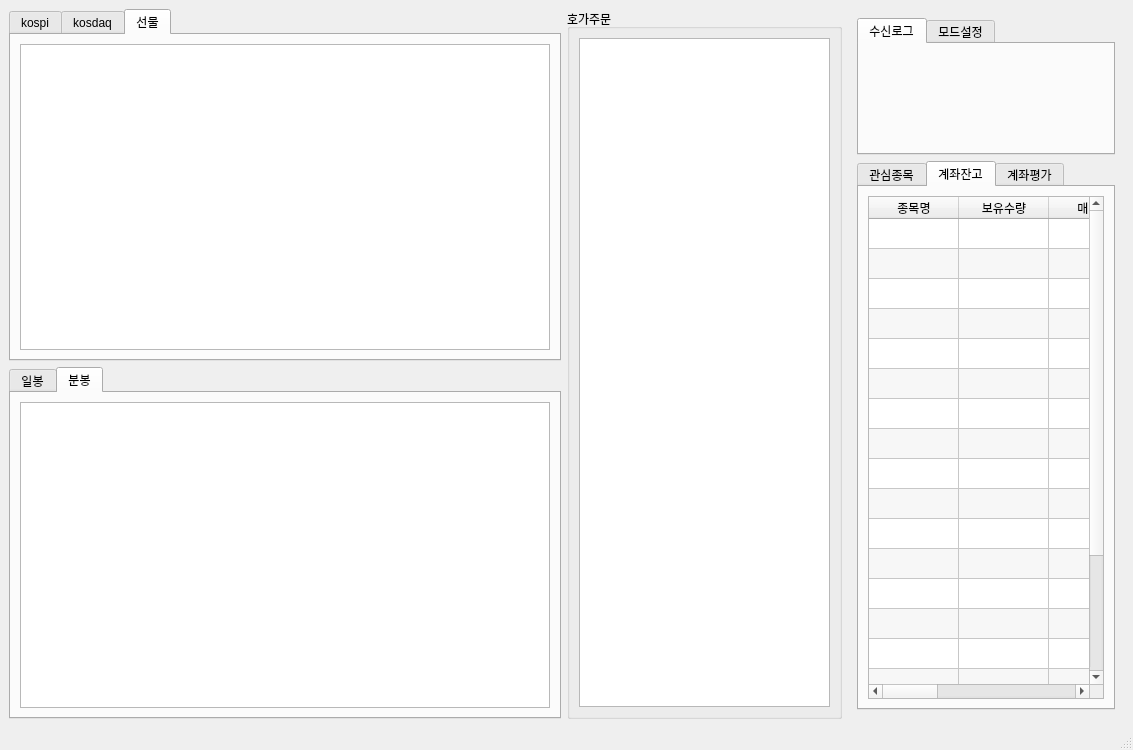
The window that mywindow.ui (ajjicamp/my_window) describes before a commit, drawn with Qt 5.
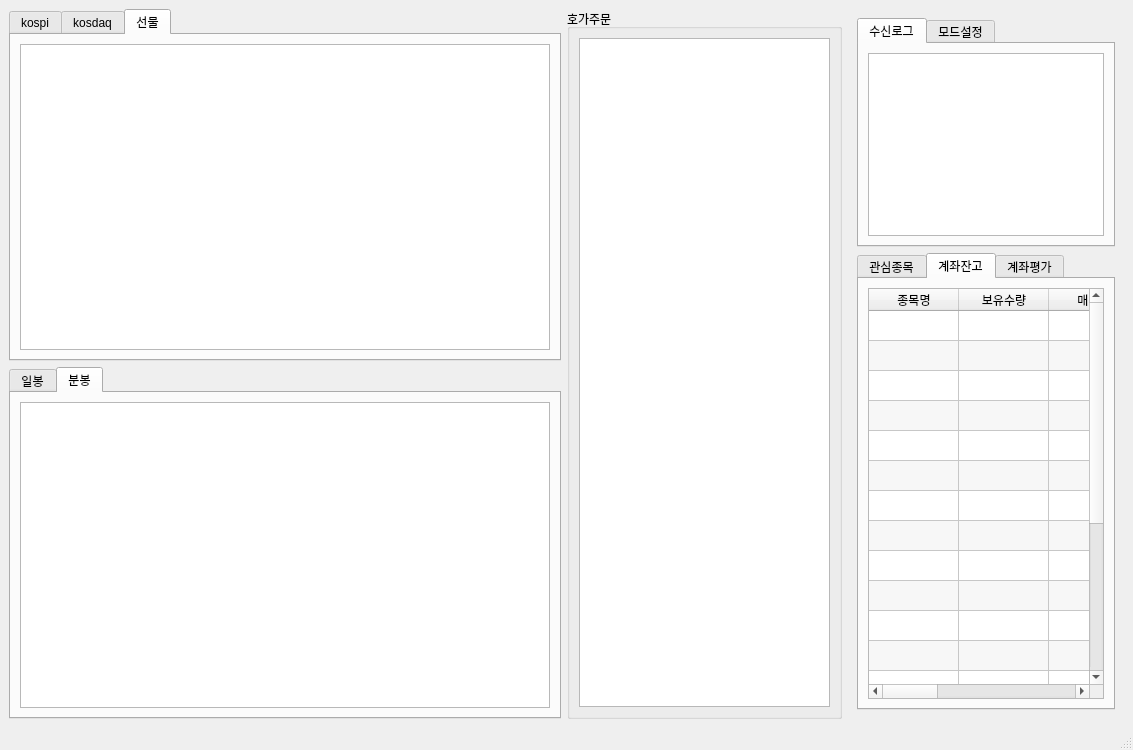
The same window after the commit. The open tabs and pages were chosen to show the change. Custom widgets are drawn as their Qt base class.

```diff
--- a/mywindow.ui
+++ b/mywindow.ui
@@ -66,7 +66,33 @@
     </item>
     <item row="0" column="2" rowspan="2">
      <widget class="QWidget" name="widget" native="true">
-      <layout class="QGridLayout" name="gridLayout_4" rowstretch="100,400">
+      <layout class="QGridLayout" name="gridLayout_4" rowstretch="100,200">
+       <item row="0" column="0">
+        <widget class="QTabWidget" name="control">
+         <property name="currentIndex">
+          <number>0</number>
+         </property>
+         <widget class="QWidget" name="tab_4">
+          <attribute name="title">
+           <string>수신로그</string>
+          </attribute>
+          <layout class="QGridLayout" name="gridLayout_12">
+           <item row="0" column="0">
+            <widget class="QTextEdit" name="textEdit">
+             <property name="readOnly">
+              <bool>true</bool>
+             </property>
+            </widget>
+           </item>
+          </layout>
+         </widget>
+         <widget class="QWidget" name="tab_5">
+          <attribute name="title">
+           <string>모드설정</string>
+          </attribute>
+         </widget>
+        </widget>
+       </item>
        <item row="1" column="0">
         <widget class="QTabWidget" name="gwansim">
          <property name="currentIndex">
@@ -312,23 +338,6 @@
          </widget>
         </widget>
        </item>
-       <item row="0" column="0">
-        <widget class="QTabWidget" name="control">
-         <property name="currentIndex">
-          <number>1</number>
-         </property>
-         <widget class="QWidget" name="tab_4">
-          <attribute name="title">
-           <string>수신로그</string>
-          </attribute>
-         </widget>
-         <widget class="QWidget" name="tab_5">
-          <attribute name="title">
-           <string>모드설정</string>
-          </attribute>
-         </widget>
-        </widget>
-       </item>
       </layout>
      </widget>
     </item>
```
Left out of the diff: 2 changed lines with no effect on the pictures.
